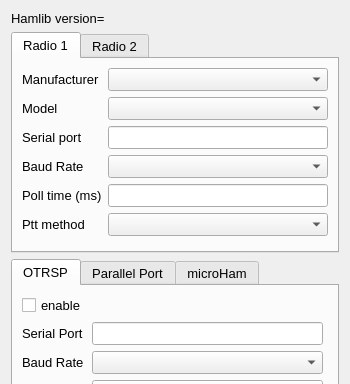
Qt form so2sdr/radiodialog.ui (n4ogw/so2sdr) before a commit; both pictures show x 0 to 350 and y 0 to 384 of the 350 by 565 pixel window.
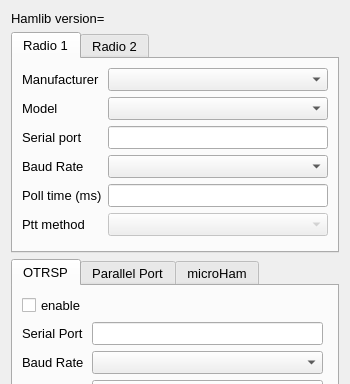
The same form after that commit.

```diff
--- a/so2sdr/radiodialog.ui
+++ b/so2sdr/radiodialog.ui
@@ -162,7 +162,11 @@
           </widget>
          </item>
          <item row="5" column="1">
-          <widget class="QComboBox" name="Radio1PttComboBox"/>
+          <widget class="QComboBox" name="Radio1PttComboBox">
+           <property name="enabled">
+            <bool>false</bool>
+           </property>
+          </widget>
          </item>
          <item row="5" column="0">
           <widget class="QLabel" name="label_18">
```
